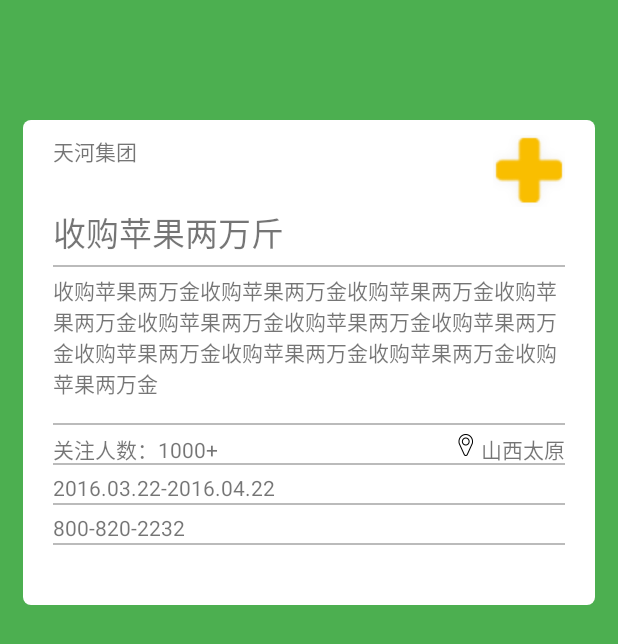
After one commit to gaohailong/agriculture, an Android app: the InfoContentActivity screen opened directly, with no data from a screen before it, on a phone screen of 412 x 824 dp. The commit adds this screen. Shown: the top 644 px of the screen. Run offline under Robolectric (Android 15) with nearby library versions, the phone set to English and light mode, and no system bars.

Commit message:
做好了内容详情页

```diff
--- a/app/src/main/AndroidManifest.xml
+++ b/app/src/main/AndroidManifest.xml
@@ -24,6 +24,7 @@
         <activity android:name="com.sxau.agriculture.view.activity.TabTestActivity"></activity>
         <activity android:name="com.sxau.agriculture.view.activity.PresonalCenterActivity" />
         <activity android:name="com.sxau.agriculture.view.activity.PresonalComplite"/>
+        <activity android:name="com.sxau.agriculture.view.activity.InfoContentActivity"/>
 
     </application>
 
--- /dev/null
+++ b/app/src/main/java/com/sxau/agriculture/view/activity/InfoContentActivity.java
@@ -0,0 +1,25 @@
+package com.sxau.agriculture.view.activity;
+
+import android.content.Context;
+import android.content.Intent;
+import android.os.Bundle;
+import android.widget.Toast;
+
+import com.sxau.agriculture.agriculture.R;
+
+/**
+ * Created by Yawen_Li on 2016/4/13.
+ */
+public class InfoContentActivity extends BaseActivity {
+    @Override
+    protected void onCreate(Bundle savedInstanceState) {
+        super.onCreate(savedInstanceState);
+        setContentView(R.layout.activity_info_content);
+        Toast.makeText(InfoContentActivity.this,"click",Toast.LENGTH_LONG).show();
+    }
+
+    public static void actionStart(Context context){
+        Intent intent = new Intent(context,InfoContentActivity.class);
+        context.startActivity(intent);
+    }
+}
--- a/app/src/main/java/com/sxau/agriculture/view/activity/MainActivity.java
+++ b/app/src/main/java/com/sxau/agriculture/view/activity/MainActivity.java
@@ -10,6 +10,7 @@ import android.widget.TabHost;
 import android.widget.Toast;
 
 import com.sxau.agriculture.agriculture.R;
+import com.sxau.agriculture.utils.ActivityCollectorUtil;
 import com.sxau.agriculture.utils.TopBarUtil;
 import com.sxau.agriculture.view.fragment.HomeFragment;
 import com.sxau.agriculture.view.fragment.InfoFragment;
@@ -125,6 +126,7 @@ public class MainActivity extends BaseActivity implements RadioGroup.OnCheckedCh
             currentBackPressedTime = System.currentTimeMillis();
             Toast.makeText(this, "再按一次返回键退出程序", Toast.LENGTH_SHORT).show();
         } else {
+            ActivityCollectorUtil.finishAll();
             finish();
         }
 
--- a/app/src/main/java/com/sxau/agriculture/view/activity/PresonalCenterActivity.java
+++ b/app/src/main/java/com/sxau/agriculture/view/activity/PresonalCenterActivity.java
@@ -20,7 +20,7 @@ import java.util.List;
 /**
  * Created by Administrator on 2016/4/9.
  */
-public class PresonalCenterActivity extends AppCompatActivity implements View.OnClickListener {
+public class PresonalCenterActivity extends BaseActivity implements View.OnClickListener {
     private ViewPager vPager = null,vTitlePaper;
     private List<View> viewlist;
     private View MyQusetionView, TradeInfoView;
--- a/app/src/main/java/com/sxau/agriculture/view/activity/PresonalComplite.java
+++ b/app/src/main/java/com/sxau/agriculture/view/activity/PresonalComplite.java
@@ -12,7 +12,7 @@ import com.sxau.agriculture.agriculture.R;
 /**
  * Created by Administrator on 2016/4/13.
  */
-public class PresonalComplite extends Activity{
+public class PresonalComplite extends BaseActivity{
 
     @Override
     protected void onCreate(Bundle savedInstanceState) {
--- a/app/src/main/java/com/sxau/agriculture/view/fragment/InfoDemandFragment.java
+++ b/app/src/main/java/com/sxau/agriculture/view/fragment/InfoDemandFragment.java
@@ -36,9 +36,7 @@ public class InfoDemandFragment extends BaseFragment {
         Log.d(TAG, "TestFragment-----onCreateView");
         Bundle args = getArguments();
         hello = args != null ? args.getString("hello") : defaultHello;
-        View view = inflater.inflate(R.layout.infodemand, container, false);
-        TextView viewhello = (TextView) view.findViewById(R.id.tv_demand);
-        viewhello.setText(hello);
+        View view = inflater.inflate(R.layout.fragment_info_listview, container, false);
         return view;
     }
 
--- a/app/src/main/java/com/sxau/agriculture/view/fragment/InfoListViewFragment.java
+++ b/app/src/main/java/com/sxau/agriculture/view/fragment/InfoListViewFragment.java
@@ -5,12 +5,14 @@ import android.view.LayoutInflater;
 import android.view.View;
 import android.view.ViewGroup;
 import android.widget.BaseAdapter;
+import android.widget.Button;
 import android.widget.ImageButton;
 import android.widget.ListView;
 
 import com.sxau.agriculture.adapter.InfoDemandAdapter;
 import com.sxau.agriculture.agriculture.R;
 import com.sxau.agriculture.bean.InfoData;
+import com.sxau.agriculture.view.activity.InfoContentActivity;
 
 /**
  * Created by Administrator on 2016/4/12.
@@ -23,11 +25,13 @@ public class InfoListViewFragment extends BaseFragment {
     }
 
 
+
     @Override
     public View onCreateView(LayoutInflater inflater, ViewGroup container,
                              Bundle savedInstanceState) {
 
         mview=inflater.inflate(R.layout.fragment_info_listview, container, false);
+
         lv_Info= (ListView) mview.findViewById(R.id.lv_info);
         ib_collection= (ImageButton) mview.findViewById(R.id.ib_demand_collection);
 
--- a/app/src/main/java/com/sxau/agriculture/view/fragment/InfoSupplyFragment.java
+++ b/app/src/main/java/com/sxau/agriculture/view/fragment/InfoSupplyFragment.java
@@ -32,7 +32,7 @@ public class InfoSupplyFragment extends BaseFragment{
     public View onCreateView(LayoutInflater inflater, ViewGroup container,Bundle savedInstanceState) {
         Log.d(TAG, "TestFragment-----onCreateView");
         Bundle args = getArguments();
-        View view = inflater.inflate(R.layout.infosupply, container, false);
+        View view = inflater.inflate(R.layout.fragment_info_listview, container, false);
 
 
         Toast.makeText(getContext(),"aaa",Toast.LENGTH_LONG).show();
--- /dev/null
+++ b/app/src/main/res/layout/activity_info_content.xml
@@ -0,0 +1,183 @@
+<?xml version="1.0" encoding="utf-8"?>
+<LinearLayout xmlns:android="http://schemas.android.com/apk/res/android"
+    android:layout_width="match_parent"
+    android:layout_height="match_parent"
+    xmlns:custom="http://schemas.android.com/apk/res-auto"
+    android:background="@color/mainColor"
+    android:orientation="vertical">
+
+    <com.sxau.agriculture.utils.TopBarUtil
+        android:id="@+id/topBar"
+        android:layout_width="fill_parent"
+        android:layout_height="50dp"
+        android:paddingBottom="10dp"
+        android:paddingLeft="10dp"
+        android:paddingRight="10dp"
+        android:paddingTop="10dp"
+        custom:titleContent="体呢"
+        custom:titleTextColor="#080707"
+        custom:titleTextSize="25sp" />
+
+
+    <LinearLayout
+        android:layout_width="match_parent"
+        android:layout_height="wrap_content"
+        android:layout_marginLeft="15dp"
+        android:layout_marginRight="15dp"
+        android:layout_marginTop="30dp"
+        android:background="@drawable/background_shape"
+        android:orientation="vertical"
+        android:paddingBottom="20dp"
+        android:paddingLeft="20dp"
+        android:paddingRight="20dp"
+        android:paddingTop="10dp">
+
+
+        <LinearLayout
+            android:layout_width="match_parent"
+            android:layout_height="wrap_content"
+            android:orientation="horizontal">
+
+            <RelativeLayout
+                android:layout_width="match_parent"
+                android:layout_height="match_parent">
+
+                <TextView
+                    android:id="@+id/tv_name"
+                    android:layout_width="wrap_content"
+                    android:layout_height="wrap_content"
+                    android:text="天河集团" />
+
+                <ImageView
+                    android:id="@+id/iv_add"
+                    android:layout_width="wrap_content"
+                    android:layout_height="wrap_content"
+                    android:layout_alignParentRight="true"
+                    android:src="@drawable/ic_collect_have_48dp" />
+            </RelativeLayout>
+        </LinearLayout>
+
+        <TextView
+            android:id="@+id/tv_title"
+            android:layout_width="match_parent"
+            android:layout_height="wrap_content"
+            android:layout_marginBottom="5dp"
+            android:text="收购苹果两万斤"
+            android:textSize="22sp" />
+
+        <View
+            android:layout_width="match_parent"
+            android:layout_height="1dp"
+            android:background="@color/devideLine" />
+
+        <TextView
+            android:id="@+id/tv_info"
+            android:layout_width="match_parent"
+            android:layout_height="wrap_content"
+            android:layout_marginTop="5dp"
+            android:minLines="5"
+            android:text="收购苹果两万金收购苹果两万金收购苹果两万金收购苹果两万金收购苹果两万金收购苹果两万金收购苹果两万金收购苹果两万金收购苹果两万金收购苹果两万金收购苹果两万金"
+            android:textSize="14sp" />
+
+        <View
+            android:layout_width="match_parent"
+            android:layout_height="1dp"
+            android:background="@color/devideLine" />
+
+        <LinearLayout
+            android:layout_width="match_parent"
+            android:layout_height="20dp"
+            android:layout_marginTop="5dp"
+            android:orientation="horizontal">
+
+            <RelativeLayout
+                android:layout_width="match_parent"
+                android:layout_height="match_parent">
+
+
+                <TextView
+                    android:id="@+id/tv_attentionNum"
+                    android:layout_width="wrap_content"
+                    android:layout_height="match_parent"
+                    android:layout_alignParentLeft="true"
+                    android:text="关注人数：1000+" />
+
+                <TextView
+                    android:id="@+id/tv_location"
+                    android:layout_width="wrap_content"
+                    android:layout_height="match_parent"
+                    android:layout_alignParentRight="true"
+                    android:text="山西太原" />
+
+                <ImageView
+                    android:id="@+id/iv_location"
+                    android:layout_width="20dp"
+                    android:layout_height="match_parent"
+                    android:layout_toLeftOf="@id/tv_location"
+                    android:paddingBottom="4dp"
+                    android:src="@drawable/ic_location_48dp" />
+
+
+            </RelativeLayout>
+        </LinearLayout>
+
+        <View
+            android:layout_width="match_parent"
+            android:layout_height="1dp"
+            android:background="@color/devideLine" />
+
+
+        <LinearLayout
+            android:layout_width="match_parent"
+            android:layout_height="20dp"
+            android:layout_marginTop="5dp"
+            android:orientation="horizontal">
+
+            <TextView
+                android:id="@+id/tv_timeStart"
+                android:layout_width="wrap_content"
+                android:layout_height="match_parent"
+                android:text="2016.03.22" />
+
+            <TextView
+                android:id="@+id/tv_timeEnd"
+                android:layout_width="wrap_content"
+                android:layout_height="match_parent"
+                android:text="-2016.04.22" />
+
+
+        </LinearLayout>
+
+        <View
+            android:layout_width="match_parent"
+            android:layout_height="1dp"
+            android:background="@color/devideLine" />
+
+        <LinearLayout
+            android:layout_width="match_parent"
+            android:layout_height="20dp"
+            android:layout_marginTop="5dp"
+
+            android:orientation="horizontal">
+
+            <TextView
+                android:id="@+id/tv_phone"
+                android:layout_width="wrap_content"
+                android:layout_height="match_parent"
+                android:text="800-820-2232" />
+
+            <ImageView
+                android:layout_width="wrap_content"
+                android:layout_height="match_parent" />
+        </LinearLayout>
+
+        <View
+            android:layout_width="match_parent"
+            android:layout_height="1dp"
+            android:background="@color/devideLine" />
+
+        <TextView
+            android:layout_width="match_parent"
+            android:layout_height="20dp" />
+    </LinearLayout>
+</LinearLayout>
```
Also changed, not shown: app/src/main/java/com/sxau/agriculture/view/fragment/InfoFragment.java (+2 -50 lines), app/src/main/res/layout/infodemand.xml (deleted, +0 -15 lines), app/src/main/res/layout/infosupply.xml (deleted, +0 -149 lines), app/src/main/res/drawable/ic_collect_have_48dp.png (added), app/src/main/res/drawable/ic_collect_having_48dp.png (added), app/src/main/res/drawable/ic_collect_nothave_48dp.png (added), app/src/main/res/drawable/ic_location_48dp.png (added).
